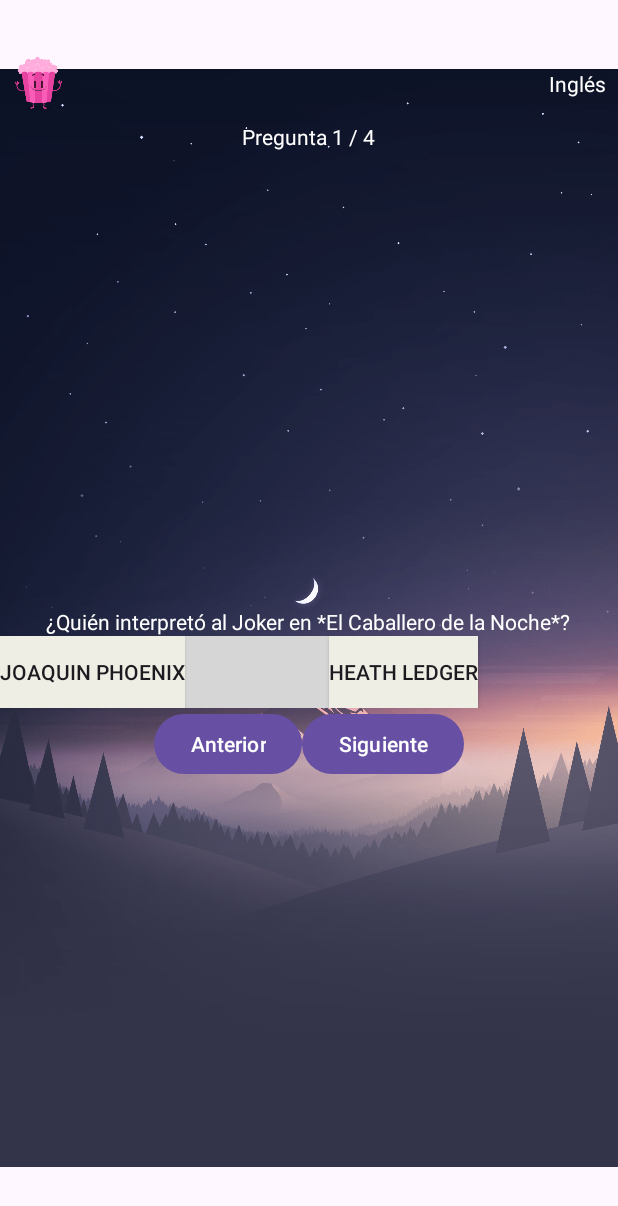
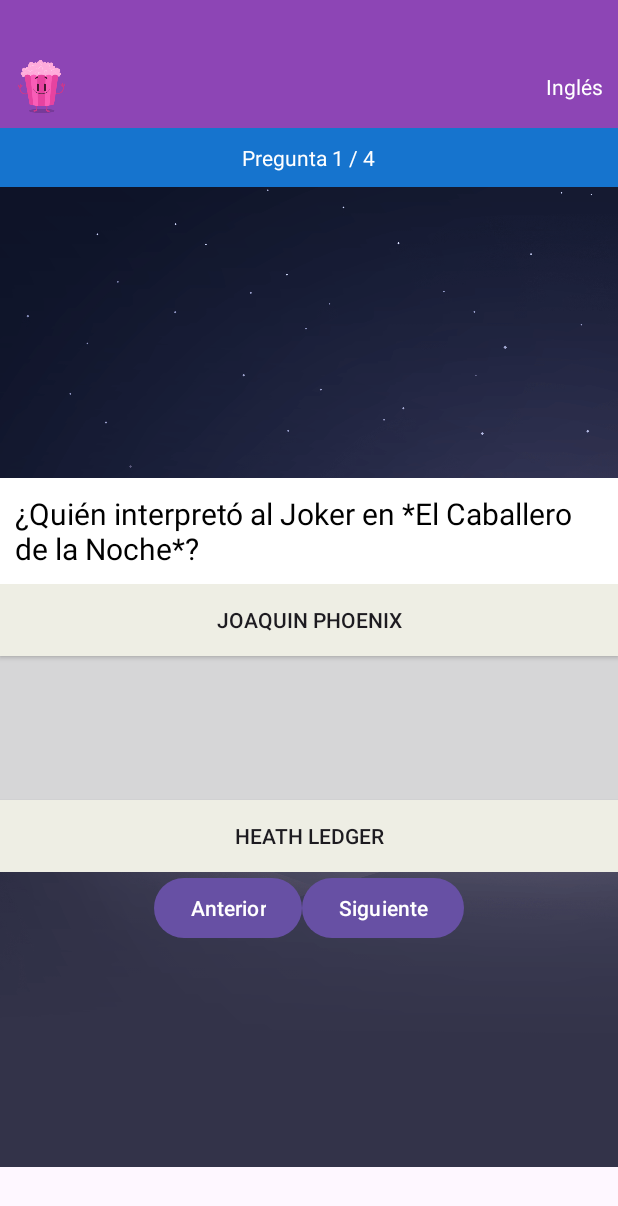
Before and after one commit to Ventthos/QuizApp-Basic, an Android app: the screen it shows after launch (GameScreen), after a tap on "JUGAR", on a phone screen of 412 x 824 dp. Shown: the top 1206 px of the screen. Run offline under Robolectric (Android 15) with nearby library versions, the light colour scheme and no system bars.

Commit message:
Pulishing GameActivity

```diff
--- a/Proyect1/app/src/main/java/com/ventthos/quizzappbasic/Category.kt
+++ b/Proyect1/app/src/main/java/com/ventthos/quizzappbasic/Category.kt
@@ -1,16 +1,17 @@
 package com.ventthos.quizzappbasic
 
+import androidx.annotation.ColorRes
 import androidx.annotation.DrawableRes
 import androidx.annotation.StringRes
 
 enum class Category(
     @StringRes val categoryText: Int,
-    val colorCode: String,
+    @ColorRes val colorCode: Int,
     @DrawableRes val image: Int
 ) {
-    SCIENCE(R.string.topic1, "#FF5733", R.drawable.science),
-    GEOGRAPHY(R.string.topic2, "#33FF57", R.drawable.geography),
-    HISTORY(R.string.topic3, "#3357FF", R.drawable.history),
-    MOVIES(R.string.topic4, "#3357FF", R.drawable.movies),
-    CULTURE(R.string.topic5, "#3357FF", R.drawable.culture)
+    SCIENCE(R.string.topic1, R.color.greenCorrect, R.drawable.science),
+    GEOGRAPHY(R.string.topic2, R.color.blue, R.drawable.geography),
+    HISTORY(R.string.topic3, R.color.yellow, R.drawable.history),
+    MOVIES(R.string.topic4, R.color.purple, R.drawable.movies),
+    CULTURE(R.string.topic5, R.color.error_color, R.drawable.culture)
 }
--- a/Proyect1/app/src/main/java/com/ventthos/quizzappbasic/GameScreen.kt
+++ b/Proyect1/app/src/main/java/com/ventthos/quizzappbasic/GameScreen.kt
@@ -11,6 +11,7 @@ import android.widget.Toast
 import androidx.activity.enableEdgeToEdge
 import androidx.activity.viewModels
 import androidx.appcompat.app.AppCompatActivity
+import androidx.core.content.ContextCompat
 import androidx.core.view.ViewCompat
 import androidx.core.view.WindowInsetsCompat
 import androidx.core.view.children
@@ -26,6 +27,7 @@ class GameScreen : AppCompatActivity() {
     private lateinit var categoryImage: ImageView
     private lateinit var categoryText: TextView
     private lateinit var questionCounterText: TextView
+    private lateinit var header: LinearLayout
 
     private val numberOfQuestions = 4
     private val answersPerQuestion = 2
@@ -43,6 +45,7 @@ class GameScreen : AppCompatActivity() {
         categoryImage = findViewById(R.id.categoryImage)
         categoryText = findViewById(R.id.categoryText)
         questionCounterText = findViewById(R.id.questionCounterText)
+        header = findViewById(R.id.header)
 
         quizzAppModel.selectQuestions(numberOfQuestions, answersPerQuestion)
 
@@ -67,6 +70,7 @@ class GameScreen : AppCompatActivity() {
         val currentQuestionOptions = currentQuestion.optionsSelected
         questionTextView.setText(currentQuestion.question.questionId)
         categoryImage.setImageResource(currentQuestion.question.category.image)
+        header.setBackgroundColor(ContextCompat.getColor(this, currentQuestion.question.category.colorCode))
         categoryText.setText(currentQuestion.question.category.categoryText)
         //Cambiar esto por un R string
         questionCounterText.text = "Pregunta ${quizzAppModel.CurrentQuestionIndex+1} / ${numberOfQuestions}"
@@ -116,10 +120,10 @@ class GameScreen : AppCompatActivity() {
         val selectedButton =answersBox.children.filter { it.tag == currentQuestion.answerGottenIndex}.elementAt(0)
         Log.i("sisisi el coso este de selected", selectedButton.toString())
         if(currentQuestion.answerGottenIndex == currentQuestion.answerIndex){
-            selectedButton.setBackgroundColor(Color.parseColor("#063970"))
+            selectedButton.setBackgroundColor(ContextCompat.getColor(this,R.color.greenCorrect))
             return
         }
-        selectedButton.setBackgroundColor(Color.parseColor("#e28743"))
+        selectedButton.setBackgroundColor(ContextCompat.getColor(this,R.color.redIncorrect))
 
     }
 }
--- a/Proyect1/app/src/main/res/layout/activity_game_screen.xml
+++ b/Proyect1/app/src/main/res/layout/activity_game_screen.xml
@@ -17,15 +17,20 @@
         android:layout_width="match_parent"
         android:layout_height="match_parent"
         android:orientation="vertical"
-        android:paddingTop="30dp"
+
         >
 
         <LinearLayout
             android:layout_width="match_parent"
             android:layout_height="wrap_content"
             android:orientation="horizontal"
-            android:padding="8dp"
-            android:gravity="center">
+            android:paddingTop="40dp"
+            android:paddingBottom="10dp"
+            android:paddingStart="10dp"
+            android:paddingEnd="10dp"
+            android:gravity="center"
+            android:id="@+id/header"
+            tools:background="@color/greenCorrect">
 
             <ImageView
                 android:id="@+id/categoryImage"
@@ -51,7 +56,9 @@
             android:layout_width="match_parent"
             android:layout_height="wrap_content"
             android:orientation="horizontal"
-            android:gravity="center_horizontal">
+            android:gravity="center_horizontal"
+            android:background="@color/blue"
+            android:padding="10dp">
 
             <TextView
                 android:id="@+id/questionCounterText"
@@ -74,18 +81,20 @@
                 android:layout_height="wrap_content"
                 tools:text = "Pregunta Texto"
                 android:id="@+id/questionText"
-                android:textColor="@color/white"
+                android:textColor="@color/black"
+                android:background="@color/white"
+                android:padding="10dp"
+                android:textSize="20sp"
+
                 />
 
             <LinearLayout
                 android:layout_width="match_parent"
                 android:layout_height="wrap_content"
-                android:orientation="horizontal"
+                android:orientation="vertical"
                 android:showDividers="middle"
                 android:divider="@drawable/empty_tall_divider"
                 android:id="@+id/answersBox">
-
-
 
             </LinearLayout>
 
```
